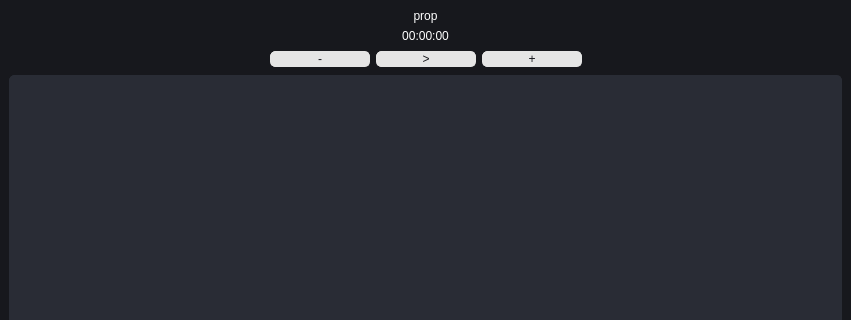
Qt form load.ui (MarwanMagdy0/Task-Time-Tracker) before a commit; both pictures show x 0 to 851 and y 0 to 320 of the 851 by 530 pixel window.
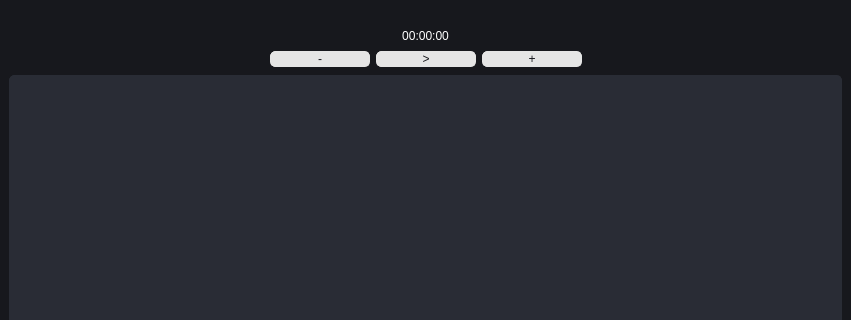
The same form after that commit.

Commit message: adding all functions for all buttons

Patch:
```diff
--- a/load.ui
+++ b/load.ui
@@ -81,7 +81,7 @@
       <item>
        <widget class="QLabel" name="prop_label">
         <property name="text">
-         <string>prop</string>
+         <string/>
         </property>
         <property name="alignment">
          <set>Qt::AlignCenter</set>
```
The commit also changes 3 other files.
